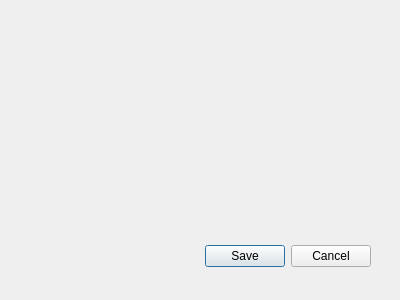
Qt form GroupFour_DoctorsOffice/addpatientdialog.ui (KittimasakBunrat/GroupFour_DoctorsOffice) before a commit.
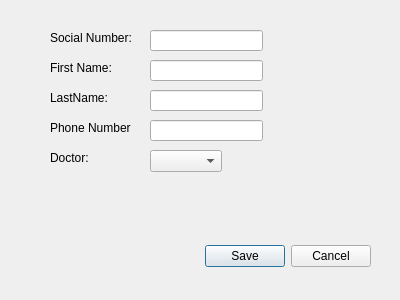
The same form after that commit.

What changed in the file:
```diff
--- a/GroupFour_DoctorsOffice/addpatientdialog.ui
+++ b/GroupFour_DoctorsOffice/addpatientdialog.ui
@@ -29,6 +29,121 @@
     <set>QDialogButtonBox::Cancel|QDialogButtonBox::Save</set>
    </property>
   </widget>
+  <widget class="QLabel" name="social_number_label">
+   <property name="geometry">
+    <rect>
+     <x>50</x>
+     <y>30</y>
+     <width>81</width>
+     <height>16</height>
+    </rect>
+   </property>
+   <property name="text">
+    <string>Social Number:</string>
+   </property>
+  </widget>
+  <widget class="QLabel" name="first_name_label">
+   <property name="geometry">
+    <rect>
+     <x>50</x>
+     <y>60</y>
+     <width>71</width>
+     <height>16</height>
+    </rect>
+   </property>
+   <property name="text">
+    <string>First Name:</string>
+   </property>
+  </widget>
+  <widget class="QLabel" name="last_name_label">
+   <property name="geometry">
+    <rect>
+     <x>50</x>
+     <y>90</y>
+     <width>71</width>
+     <height>16</height>
+    </rect>
+   </property>
+   <property name="text">
+    <string>LastName:</string>
+   </property>
+  </widget>
+  <widget class="QLabel" name="phone_label">
+   <property name="geometry">
+    <rect>
+     <x>50</x>
+     <y>120</y>
+     <width>81</width>
+     <height>16</height>
+    </rect>
+   </property>
+   <property name="text">
+    <string>Phone Number:</string>
+   </property>
+  </widget>
+  <widget class="QLabel" name="doctor_label">
+   <property name="geometry">
+    <rect>
+     <x>50</x>
+     <y>150</y>
+     <width>51</width>
+     <height>16</height>
+    </rect>
+   </property>
+   <property name="text">
+    <string>Doctor:</string>
+   </property>
+  </widget>
+  <widget class="QComboBox" name="comboBox">
+   <property name="geometry">
+    <rect>
+     <x>150</x>
+     <y>150</y>
+     <width>72</width>
+     <height>22</height>
+    </rect>
+   </property>
+  </widget>
+  <widget class="QLineEdit" name="lineEdit">
+   <property name="geometry">
+    <rect>
+     <x>150</x>
+     <y>120</y>
+     <width>113</width>
+     <height>21</height>
+    </rect>
+   </property>
+  </widget>
+  <widget class="QLineEdit" name="lineEdit_2">
+   <property name="geometry">
+    <rect>
+     <x>150</x>
+     <y>90</y>
+     <width>113</width>
+     <height>21</height>
+    </rect>
+   </property>
+  </widget>
+  <widget class="QLineEdit" name="lineEdit_3">
+   <property name="geometry">
+    <rect>
+     <x>150</x>
+     <y>60</y>
+     <width>113</width>
+     <height>21</height>
+    </rect>
+   </property>
+  </widget>
+  <widget class="QLineEdit" name="lineEdit_4">
+   <property name="geometry">
+    <rect>
+     <x>150</x>
+     <y>30</y>
+     <width>113</width>
+     <height>21</height>
+    </rect>
+   </property>
+  </widget>
  </widget>
  <resources/>
  <connections>
```
